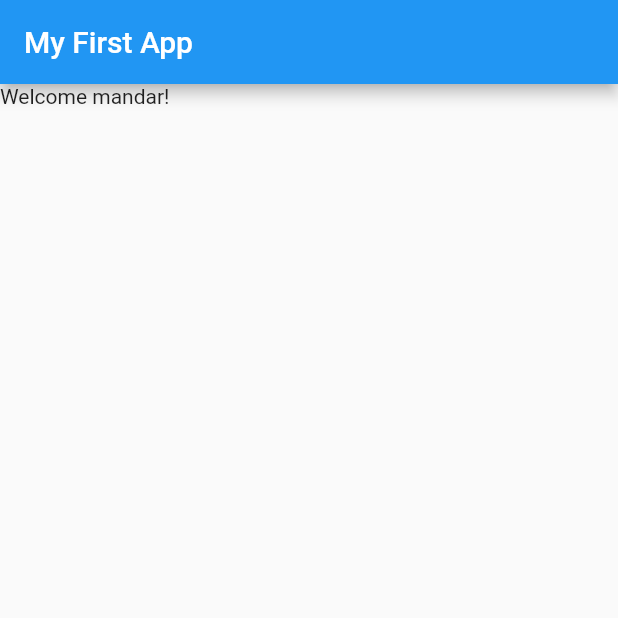
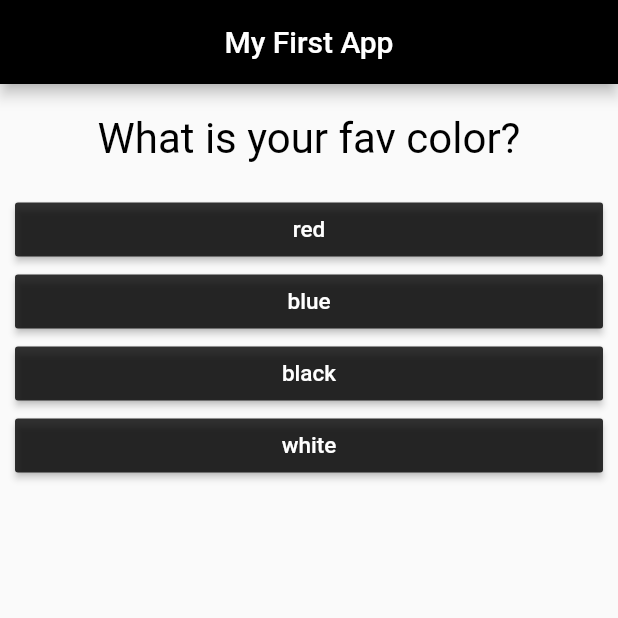
Before and after one commit to mvcman/flutter_quiz_demo, a Flutter app: the screen it shows after launch, on a phone screen of 412 x 824 dp, the top half of it. Run offline on Flutter 3.47's test engine with Material 2 defaults, Android fonts, the phone set to English and light mode, and no system bars.

Commit message:
widget added for question and answers

```diff
--- /dev/null
+++ b/lib/answer.dart
@@ -0,0 +1,25 @@
+import 'package:flutter/material.dart';
+
+class Answer extends StatelessWidget {
+
+  final Function answerQuestion;
+  final String answerText;
+
+  Answer(this.answerQuestion, this.answerText);
+
+  @override
+  Widget build(BuildContext context) {
+    return Container(
+      width: double.infinity,
+      margin: EdgeInsets.only(left: 10, right: 10),
+      child: RaisedButton(
+              color: Colors.black.withOpacity(0.8),
+              child: Text(
+                answerText,
+                style: TextStyle(color: Colors.white, fontSize: 15),
+                ),
+              onPressed: answerQuestion,
+      ),
+    );
+  }
+}
--- a/lib/main.dart
+++ b/lib/main.dart
@@ -1,16 +1,57 @@
 import 'package:flutter/material.dart';
+import './quiz.dart';
 
 void main() => runApp(MyApp());
 
-class MyApp extends StatelessWidget {
+class MyApp extends StatefulWidget {
+
+  @override
+  State<StatefulWidget> createState() {
+    return _MyAppState();
+  }
+}
+
+class _MyAppState extends State<MyApp> {
+
+  var _questionIndex = 0;
+  final _questions = const [
+      {
+        'questionText':'What is your fav color?',
+        'answers': ['red', 'blue', 'black', 'white']
+      },
+      {
+        'questionText':'What is your fav animal?',
+        'answers': ['cat', 'dog', 'rabits', 'elephants']
+      },
+      {
+        'questionText':'Which is your fav city?',
+        'answers': ['Mumbai', 'Thane', 'Dombivali', 'Mulund']
+      },
+      {
+        'questionText':'How many siblings do u have?',
+        'answers': ['Two', 'four', 'one', 'three']
+      }
+     ];
+  void _answerQuestion(){
+    setState(() {
+      _questionIndex = _questionIndex + 1;
+      // if(_questionIndex == _questions.length){
+      //   _questionIndex = 0;
+      // }
+    });
+    print(_questionIndex);
+  }
+
   @override
   Widget build(BuildContext context) {
     return MaterialApp(
       home: Scaffold(
         appBar: AppBar(
+          centerTitle: true,
+          backgroundColor: Colors.black,
           title: Text('My First App'),
           ),
-        body: Text('Welcome mandar!'),
+        body: _questionIndex < _questions.length ? Quiz(questionIndex: _questionIndex, answerQuestion: _answerQuestion, questions: _questions): Center(child: Text('You Did it!')),
       ),
     );
   }
--- /dev/null
+++ b/lib/question.dart
@@ -0,0 +1,21 @@
+import 'package:flutter/material.dart';
+
+class Question extends StatelessWidget {
+
+  final String questionText;
+
+  Question(this.questionText);
+
+  @override
+  Widget build(BuildContext context) {
+    return Container(
+      width: double.infinity,
+      margin: EdgeInsets.all(20),
+      child: Text(
+        questionText,
+        style: TextStyle(fontSize: 28, color: Colors.black),
+        textAlign: TextAlign.center,
+      ),
+    );
+  }
+}
--- /dev/null
+++ b/lib/quiz.dart
@@ -0,0 +1,24 @@
+import 'package:flutter/widgets.dart';
+import './question.dart';
+import './answer.dart';
+
+class Quiz extends StatelessWidget {
+
+  final Function answerQuestion;
+  final List<Map<String, Object>> questions;
+  final int questionIndex;
+
+  Quiz({this.questionIndex, this.answerQuestion, this.questions});
+
+  @override
+  Widget build(BuildContext context) {
+    return Column(children:
+    [
+      Question( questions[questionIndex]['questionText']),
+      ...(questions[questionIndex]['answers'] as List<String>).map((answer) {
+        return Answer(answerQuestion, answer);
+      }).toList()
+    ],
+    );
+  }
+}
```
